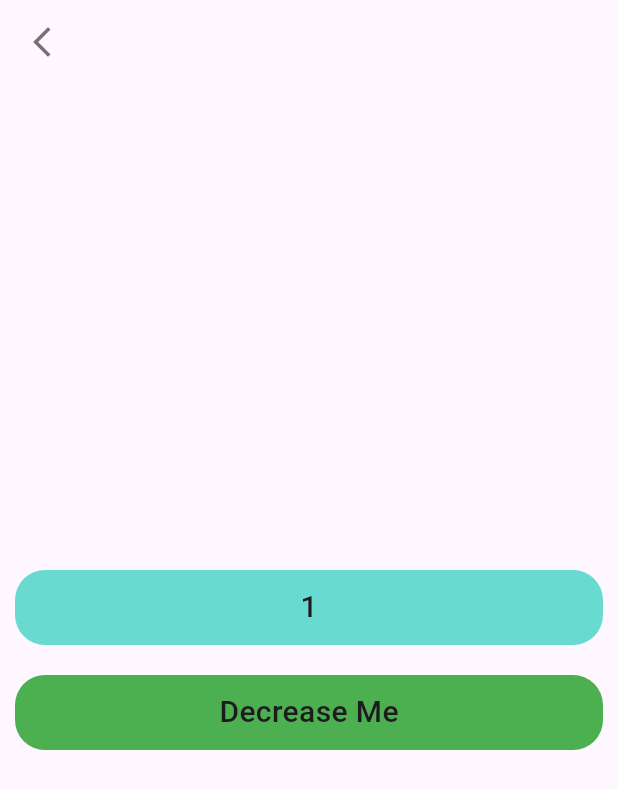
After one commit to Shegzzy/Getx_State_Management, a Flutter app: the screen it shows after launch, after a tap on "Tap Me", after a tap on "To First Page", on a phone screen of 412 x 824 dp. The commit adds this screen. Shown: the top 789 px of the screen. Run offline on Flutter 3.47's test engine with Material 2 defaults, Android fonts, the phone set to English and light mode, and no system bars; our stand-ins replace get.

Commit message:
using get.find to get a controller

```diff
--- a/lib/home-page/home_page.dart
+++ b/lib/home-page/home_page.dart
@@ -1,6 +1,7 @@
 import 'package:flutter/material.dart';
 import 'package:get/get.dart';
 import 'package:getx_state_management/controllers/tap_controller.dart';
+import 'package:getx_state_management/pages/first_page.dart';
 
 class HomePage extends StatelessWidget {
   const HomePage({super.key});
@@ -54,7 +55,9 @@ class HomePage extends StatelessWidget {
                   ),
                 ),
                 GestureDetector(
-                  onTap: (){},
+                  onTap: (){
+                    Get.to(() => const FirstPage());
+                  },
                   child: Container(
                     margin: const EdgeInsets.all(10),
                     height: 50,
@@ -63,7 +66,7 @@ class HomePage extends StatelessWidget {
                       color: Colors.green,
                     ),
                     child: const Center(
-                      child: Text("Tap Me", style: TextStyle(
+                      child: Text("To First Page", style: TextStyle(
                         fontSize: 20,
                         fontWeight: FontWeight.w500,
                       ),
--- a/lib/main.dart
+++ b/lib/main.dart
@@ -1,4 +1,5 @@
 import 'package:flutter/material.dart';
+import 'package:get/get.dart';
 
 import 'home-page/home_page.dart';
 
@@ -12,7 +13,7 @@ class MyApp extends StatelessWidget {
   // This widget is the root of your application.
   @override
   Widget build(BuildContext context) {
-    return MaterialApp(
+    return GetMaterialApp(
       title: 'Flutter Demo',
       debugShowCheckedModeBanner: false,
       theme: ThemeData(
--- /dev/null
+++ b/lib/pages/first_page.dart
@@ -0,0 +1,62 @@
+import 'package:flutter/material.dart';
+import 'package:get/get.dart';
+import 'package:getx_state_management/controllers/tap_controller.dart';
+
+class FirstPage extends StatelessWidget {
+  const FirstPage({super.key});
+
+  @override
+  Widget build(BuildContext context) {
+    TapController controller = Get.find();
+    return Scaffold(
+      appBar: AppBar(
+        leading: IconButton(
+          onPressed: (){
+            Get.back();
+          }, icon: Icon(Icons.arrow_back_ios_new, color: Colors.black54,),
+        ),
+      ),
+      body: SafeArea(
+        child: SizedBox(
+          width: double.maxFinite,
+          height: double.maxFinite,
+          child: Column(
+            mainAxisAlignment: MainAxisAlignment.center,
+            children: [
+              Container(
+                margin: const EdgeInsets.all(10),
+                height: 50,
+                decoration: BoxDecoration(
+                  borderRadius: BorderRadius.circular(20),
+                  color: const Color(0xff69dad0),
+                ),
+                child: Center(
+                  child: Text(controller.x.toString(), style: const TextStyle(
+                    fontSize: 20,
+                    fontWeight: FontWeight.w500,
+                  ),
+                  ),
+                ),
+              ),
+              Container(
+                margin: const EdgeInsets.all(10),
+                height: 50,
+                decoration: BoxDecoration(
+                  borderRadius: BorderRadius.circular(20),
+                  color: Colors.green,
+                ),
+                child: const Center(
+                  child: Text("Decrease Me", style: TextStyle(
+                    fontSize: 20,
+                    fontWeight: FontWeight.w500,
+                  ),
+                  ),
+                ),
+              )
+            ],
+          ),
+        ),
+      ),
+    );
+  }
+}
```
